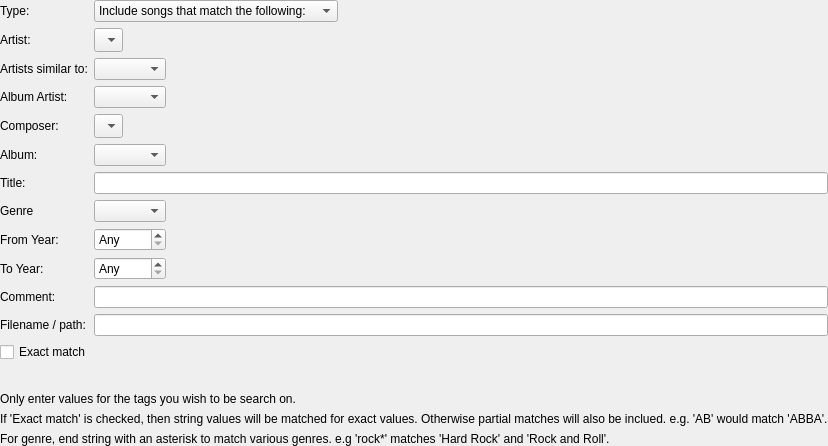
Before: the Qt Designer form playlists/playlistrule.ui in buckmelanoma/cantata, drawn with Qt 5.
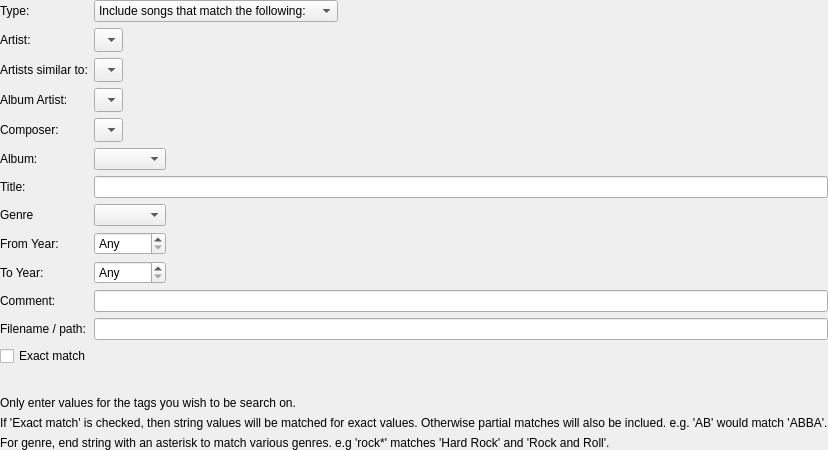
After: the same form once the commit is applied. Custom widgets are drawn as their Qt base class.

Patch:
```diff
--- a/playlists/playlistrule.ui
+++ b/playlists/playlistrule.ui
@@ -72,7 +72,11 @@
       </widget>
      </item>
      <item row="2" column="1">
-      <widget class="CompletionCombo" name="similarArtistsText"/>
+      <widget class="CompletionCombo" name="similarArtistsText">
+       <property name="sizeAdjustPolicy">
+        <enum>QComboBox::AdjustToMinimumContentsLengthWithIcon</enum>
+       </property>
+      </widget>
      </item>
      <item row="3" column="0">
       <widget class="BuddyLabel" name="label_2">
@@ -85,7 +89,11 @@
       </widget>
      </item>
      <item row="3" column="1">
-      <widget class="CompletionCombo" name="albumArtistText"/>
+      <widget class="CompletionCombo" name="albumArtistText">
+       <property name="sizeAdjustPolicy">
+        <enum>QComboBox::AdjustToMinimumContentsLengthWithIcon</enum>
+       </property>
+      </widget>
      </item>
      <item row="4" column="0">
       <widget class="BuddyLabel" name="composerLabel">
```
